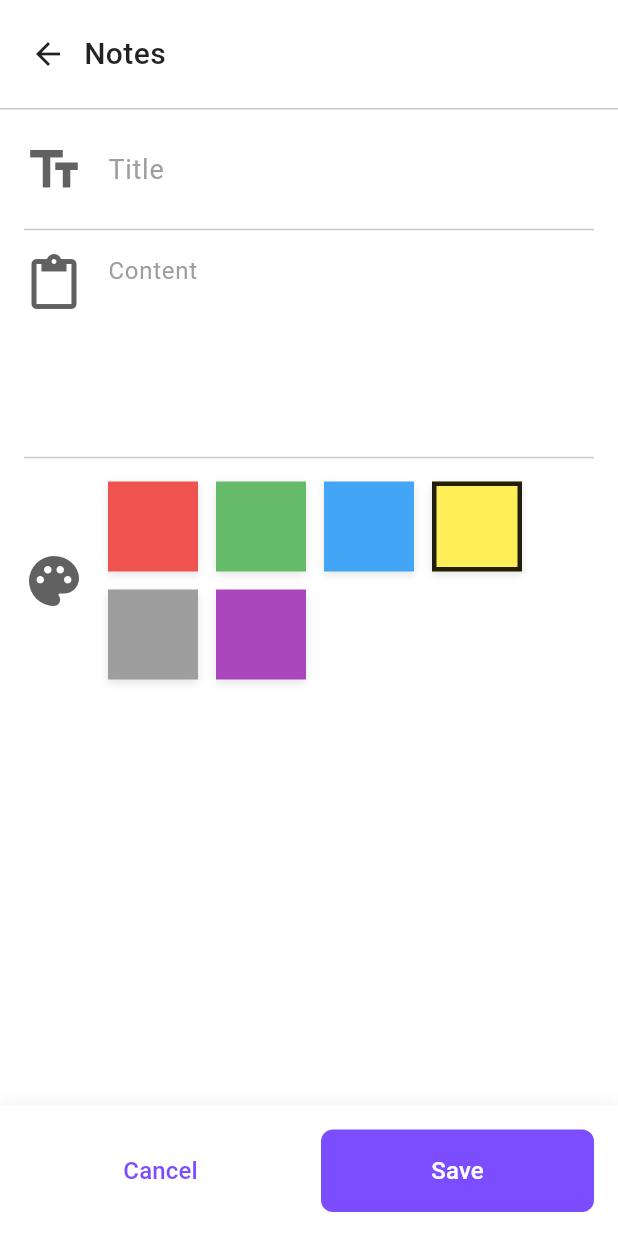
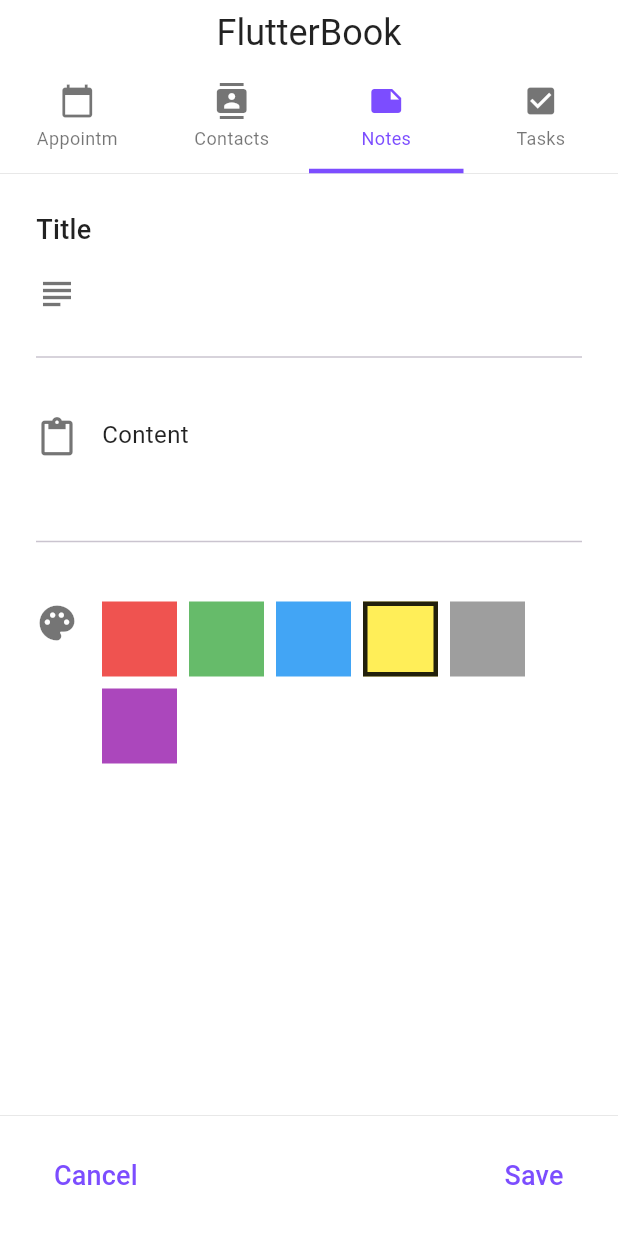
Before and after one commit to luisfelipe03/projetos_tcc, a Flutter app: the NoteEntryScreen screen opened directly, on a phone screen of 412 x 824 dp. Run offline on Flutter 3.47's test engine with Material 3 defaults, Android fonts, the phone set to English and light mode, and no system bars; our stand-ins replace flutter_slidable, sqflite; accounts and stored records are empty.

Commit message:
v3: Iteração 3

```diff
--- a/3_flutterbook_to_do_list_notes_contacts_v3/lib/views/note_entry_screen.dart
+++ b/3_flutterbook_to_do_list_notes_contacts_v3/lib/views/note_entry_screen.dart
@@ -1,5 +1,8 @@
 import 'package:flutter/material.dart';
 import '../core/constants.dart';
+import '../core/theme.dart';
+import '../widgets/custom_app_bar.dart';
+import '../widgets/navigation_tabs.dart';
 
 class NoteEntryScreen extends StatefulWidget {
   const NoteEntryScreen({super.key});
@@ -29,128 +32,110 @@ class _NoteEntryScreenState extends State<NoteEntryScreen> {
     super.dispose();
   }
 
+  Future<void> _saveNote() async {
+    if (_titleController.text.isEmpty) return;
+
+    // TODO: Implementar lógica de salvar nota no banco de dados
+
+    if (!mounted) return;
+
+    Navigator.pop(context);
+
+    ScaffoldMessenger.of(context).showSnackBar(
+      const SnackBar(
+        content: Text(
+          'Note saved',
+          style: TextStyle(color: Colors.white, fontSize: 16),
+        ),
+        backgroundColor: Color(0xFF4CAF50),
+        duration: Duration(seconds: 2),
+        behavior: SnackBarBehavior.fixed,
+      ),
+    );
+  }
+
   @override
   Widget build(BuildContext context) {
     return Scaffold(
-      backgroundColor: Colors.white,
-      body: SafeArea(
+      backgroundColor: AppColors.background,
+      appBar: CustomAppBar(bottom: const NavigationTabs(selectedIndex: 2)),
+      body: Padding(
+        padding: const EdgeInsets.all(AppSizes.paddingLarge),
         child: Column(
+          crossAxisAlignment: CrossAxisAlignment.start,
           children: [
-            // Header customizado sem AppBar padrão
-            Container(
-              color: Colors.white,
-              padding: const EdgeInsets.symmetric(horizontal: 8, vertical: 12),
-              child: Row(
+            Text('Title', style: AppTheme.subtitleStyle),
+            const SizedBox(height: AppSizes.paddingMedium),
+            Row(
+              crossAxisAlignment: CrossAxisAlignment.start,
               children: [
-                  IconButton(
-                    icon: const Icon(Icons.arrow_back, color: Colors.black87),
-                    onPressed: () => Navigator.pop(context),
+                const Icon(
+                  Icons.subject,
+                  size: AppSizes.iconSizeLarge,
+                  color: AppColors.textSecondary,
                 ),
-                  const Expanded(
-                    child: Text(
-                      'Notes',
-                      style: TextStyle(
-                        fontSize: 20,
-                        fontWeight: FontWeight.w500,
-                        color: Colors.black87,
+                const SizedBox(width: AppSizes.paddingMedium),
+                Expanded(
+                  child: TextField(
+                    controller: _titleController,
+                    decoration: const InputDecoration(
+                      border: InputBorder.none,
+                      hintText: '',
                     ),
+                    style: AppTheme.bodyStyle,
                   ),
                 ),
               ],
             ),
+            const Divider(thickness: 1),
+            const SizedBox(height: 32),
+            Row(
+              crossAxisAlignment: CrossAxisAlignment.start,
+              children: [
+                const Icon(
+                  Icons.content_paste,
+                  size: AppSizes.iconSizeLarge,
+                  color: AppColors.textSecondary,
                 ),
-            const Divider(height: 1, thickness: 1),
-
-            // Corpo da tela
+                const SizedBox(width: AppSizes.paddingMedium),
                 Expanded(
-              child: SingleChildScrollView(
-                child: Padding(
-                  padding: const EdgeInsets.all(16.0),
                   child: Column(
                     crossAxisAlignment: CrossAxisAlignment.start,
                     children: [
-                      // Ícone de texto com título
-                      Row(
-                        children: [
-                          Icon(
-                            Icons.text_fields,
-                            size: 40,
-                            color: Colors.grey[700],
+                      Text('Content', style: AppTheme.bodyStyle),
+                      const SizedBox(height: 4),
+                      TextField(
+                        controller: _contentController,
+                        decoration: const InputDecoration(
+                          border: InputBorder.none,
+                          hintText: '',
                         ),
-                          const SizedBox(width: 16),
-                          Expanded(
-                            child: TextField(
-                              controller: _titleController,
-                              style: const TextStyle(
-                                fontSize: 18,
-                                color: Colors.black87,
+                        style: AppTheme.bodySecondaryStyle,
+                        maxLines: null,
                       ),
-                              decoration: const InputDecoration(
-                                hintText: 'Title',
-                                hintStyle: TextStyle(
-                                  color: Colors.grey,
-                                  fontSize: 18,
-                                ),
-                                border: InputBorder.none,
-                                contentPadding: EdgeInsets.zero,
-                              ),
+                    ],
                   ),
                 ),
               ],
             ),
-                      const Divider(height: 32, thickness: 1),
-
-                      // Ícone de conteúdo com campo de texto
+            const Divider(thickness: 1),
+            const SizedBox(height: 32),
             Row(
               crossAxisAlignment: CrossAxisAlignment.start,
               children: [
-                          Icon(
-                            Icons.content_paste,
-                            size: 40,
-                            color: Colors.grey[700],
+                const Icon(
+                  Icons.palette,
+                  size: AppSizes.iconSizeLarge,
+                  color: AppColors.textSecondary,
                 ),
-                          const SizedBox(width: 16),
-                          Expanded(
-                            child: TextField(
-                              controller: _contentController,
-                              style: const TextStyle(
-                                fontSize: 16,
-                                color: Colors.black87,
-                              ),
-                              maxLines: null,
-                              minLines: 5,
-                              decoration: const InputDecoration(
-                                hintText: 'Content',
-                                hintStyle: TextStyle(
-                                  color: Colors.grey,
-                                  fontSize: 16,
-                                ),
-                                border: InputBorder.none,
-                                contentPadding: EdgeInsets.zero,
-                              ),
-                            ),
-                          ),
-                        ],
-                      ),
-                      const Divider(height: 32, thickness: 1),
-
-                      // Paleta de cores
-                      Row(
-                        children: [
-                          Icon(
-                            Icons.palette,
-                            size: 40,
-                            color: Colors.grey[700],
-                          ),
-                          const SizedBox(width: 16),
+                const SizedBox(width: AppSizes.paddingMedium),
                 Expanded(
                   child: Wrap(
-                              spacing: 12,
-                              runSpacing: 12,
+                    spacing: 8,
+                    runSpacing: 8,
                     children:
                         _colorOptions.entries.map((entry) {
-                                    final isSelected =
-                                        _selectedColor == entry.key;
+                          final isSelected = _selectedColor == entry.key;
                           return GestureDetector(
                             onTap: () {
                               setState(() {
@@ -158,8 +143,8 @@ class _NoteEntryScreenState extends State<NoteEntryScreen> {
                               });
                             },
                             child: Container(
-                                        width: 60,
-                                        height: 60,
+                              width: 50,
+                              height: 50,
                               decoration: BoxDecoration(
                                 color: entry.value,
                                 border:
@@ -169,15 +154,6 @@ class _NoteEntryScreenState extends State<NoteEntryScreen> {
                                           width: 3,
                                         )
                                         : null,
-                                          boxShadow: [
-                                            BoxShadow(
-                                              color: Colors.black.withOpacity(
-                                                0.1,
-                                              ),
-                                              blurRadius: 4,
-                                              offset: const Offset(0, 2),
-                                            ),
-                                          ],
                               ),
                             ),
                           );
@@ -189,70 +165,27 @@ class _NoteEntryScreenState extends State<NoteEntryScreen> {
           ],
         ),
       ),
+      bottomNavigationBar: Container(
+        padding: const EdgeInsets.symmetric(
+          horizontal: AppSizes.paddingLarge,
+          vertical: AppSizes.paddingMedium,
+        ),
+        decoration: BoxDecoration(
+          color: AppColors.background,
+          border: Border(
+            top: BorderSide(color: Colors.grey.shade300, width: 0.5),
           ),
         ),
-
-            // Botões inferiores
-            Container(
-              padding: const EdgeInsets.all(16.0),
-              decoration: BoxDecoration(
-                color: Colors.white,
-                boxShadow: [
-                  BoxShadow(
-                    color: Colors.black.withOpacity(0.05),
-                    blurRadius: 8,
-                    offset: const Offset(0, -2),
+        child: Row(
+          mainAxisAlignment: MainAxisAlignment.spaceBetween,
+          children: [
+            TextButton(
+              onPressed: () => Navigator.pop(context),
+              child: Text(AppStrings.cancel, style: AppTheme.buttonStyle),
             ),
-                ],
-              ),
-              child: Row(
-                children: [
-                  Expanded(
-                    child: TextButton(
-                      onPressed: () => Navigator.pop(context),
-                      style: TextButton.styleFrom(
-                        padding: const EdgeInsets.symmetric(vertical: 16),
-                        shape: RoundedRectangleBorder(
-                          borderRadius: BorderRadius.circular(8),
-                        ),
-                      ),
-                      child: const Text(
-                        'Cancel',
-                        style: TextStyle(
-                          fontSize: 16,
-                          color: AppColors.primary,
-                          fontWeight: FontWeight.w500,
-                        ),
-                      ),
-                    ),
-                  ),
-                  const SizedBox(width: 16),
-                  Expanded(
-                    child: ElevatedButton(
-                      onPressed: () {
-                        // TODO: Implementar lógica de salvar nota
-                        Navigator.pop(context);
-                      },
-                      style: ElevatedButton.styleFrom(
-                        backgroundColor: AppColors.primary,
-                        foregroundColor: Colors.white,
-                        padding: const EdgeInsets.symmetric(vertical: 16),
-                        shape: RoundedRectangleBorder(
-                          borderRadius: BorderRadius.circular(8),
-                        ),
-                        elevation: 0,
-                      ),
-                      child: const Text(
-                        'Save',
-                        style: TextStyle(
-                          fontSize: 16,
-                          fontWeight: FontWeight.w500,
-                        ),
-                      ),
-                    ),
-                  ),
-                ],
-              ),
+            TextButton(
+              onPressed: _saveNote,
+              child: Text(AppStrings.save, style: AppTheme.buttonStyle),
             ),
           ],
         ),
```
Also changed, not shown: 1 other file. Lines whose indentation alone changed are shown as unchanged.
